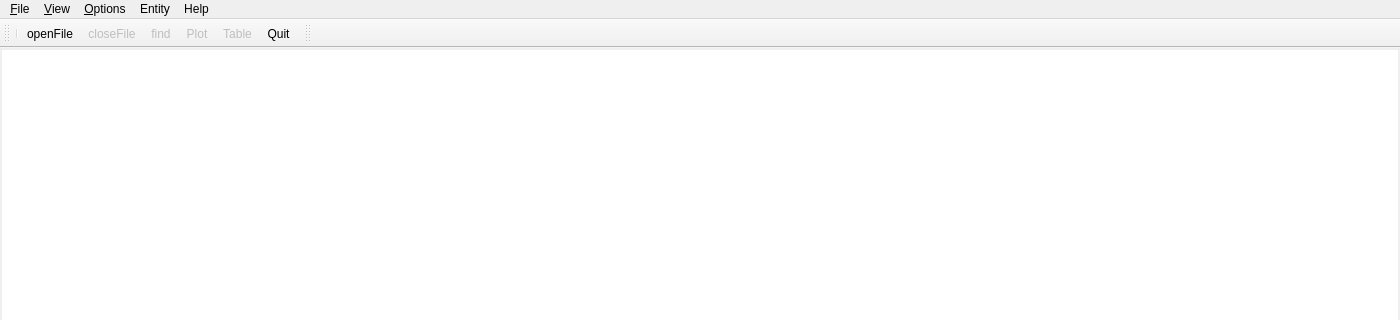
The window that MainWindow.ui (bendalab/NixView) describes before a commit, drawn with Qt 5; both pictures show x 0 to 1400 and y 0 to 320 of the 1400 by 788 pixel window.
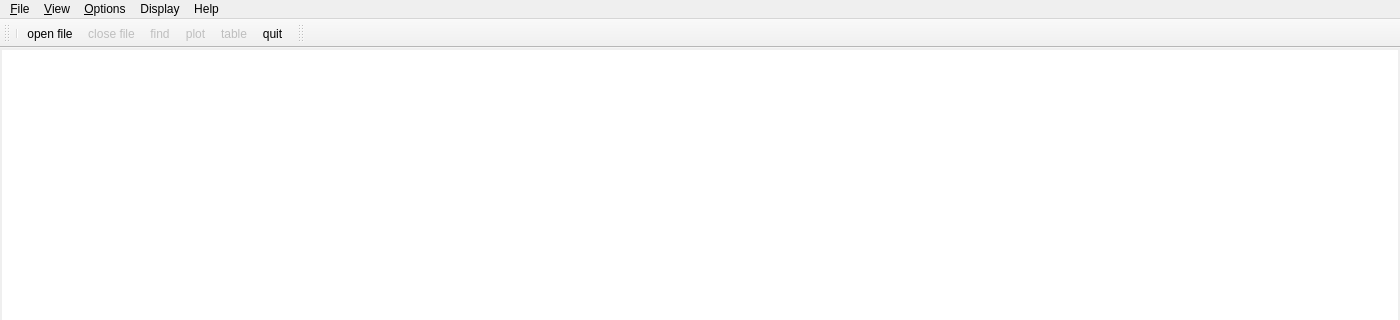
The same window after the commit. Icons and pictures are not drawn. Custom widgets are drawn as their Qt base class.

Commit message: [MainWindow] enable file props dialog

Diff of the .ui file:
```diff
--- a/MainWindow.ui
+++ b/MainWindow.ui
@@ -336,7 +336,7 @@
    </widget>
    <widget class="QMenu" name="menuPlot">
     <property name="title">
-     <string>Entity</string>
+     <string>Display</string>
     </property>
     <addaction name="actionPlot"/>
     <addaction name="actionTable"/>
@@ -441,7 +441,7 @@
      <normaloff>:/images/images/quit.png</normaloff>:/images/images/quit.png</iconset>
    </property>
    <property name="text">
-    <string>&amp;Quit</string>
+    <string>&amp;quit</string>
    </property>
    <property name="toolTip">
     <string>quit nix-view</string>
@@ -459,7 +459,7 @@
      <normaloff>:/images/images/nix_plot.png</normaloff>:/images/images/nix_plot.png</iconset>
    </property>
    <property name="text">
-    <string>&amp;Plot</string>
+    <string>&amp;plot</string>
    </property>
    <property name="toolTip">
     <string>plot data</string>
@@ -474,7 +474,7 @@
      <normaloff>:/images/images/nix_open.png</normaloff>:/images/images/nix_open.png</iconset>
    </property>
    <property name="text">
-    <string>openFile</string>
+    <string>open file</string>
    </property>
    <property name="toolTip">
     <string>open nix file</string>
@@ -492,7 +492,7 @@
      <normaloff>:/images/images/nix_close.png</normaloff>:/images/images/nix_close.png</iconset>
    </property>
    <property name="text">
-    <string>closeFile</string>
+    <string>close file</string>
    </property>
    <property name="toolTip">
     <string>close nix file</string>
@@ -536,7 +536,7 @@
      <normaloff>:/images/images/nix_table.png</normaloff>:/images/images/nix_table.png</iconset>
    </property>
    <property name="text">
-    <string>&amp;Table</string>
+    <string>&amp;table</string>
    </property>
    <property name="toolTip">
     <string>display content in a table view</string>
```
Left out of the diff: 39 changed lines with no effect on the pictures. The commit also changes 2 other files.
